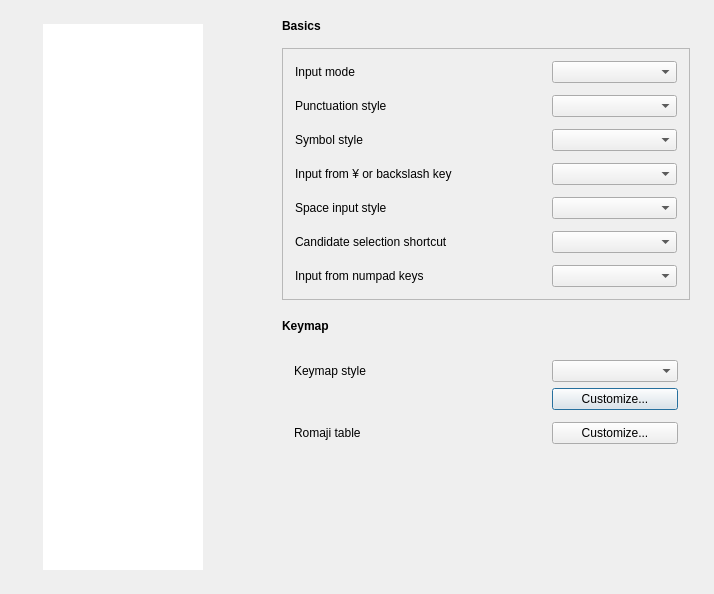
Above: src/gui/config_dialog/config_dialog.ui from yoshikiobata/mozc before the change. Below: the same form after it.
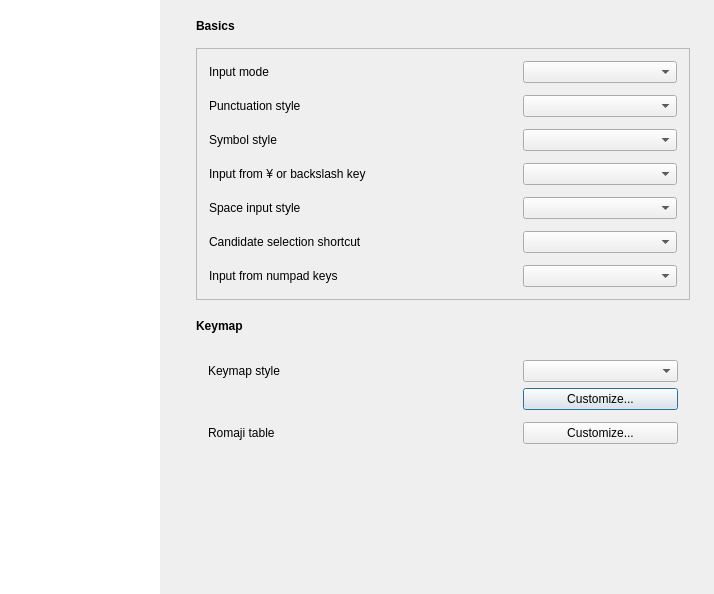
That is the form after the change. Custom widgets are drawn as their Qt base class.

The edit to the form file:
```diff
--- a/src/gui/config_dialog/config_dialog.ui
+++ b/src/gui/config_dialog/config_dialog.ui
@@ -84,27 +84,6 @@
     <number>0</number>
    </property>
    <item>
-    <widget class="QFrame" name="contentsListFrame">
-     <property name="sizePolicy">
-      <sizepolicy hsizetype="Preferred" vsizetype="Expanding">
-       <horstretch>0</horstretch>
-       <verstretch>0</verstretch>
-      </sizepolicy>
-     </property>
-     <layout class="QHBoxLayout" name="contentsListLayout">
-      <property name="leftMargin">
-       <number>0</number>
-      </property>
-      <property name="topMargin">
-       <number>24</number>
-      </property>
-      <property name="rightMargin">
-       <number>0</number>
-      </property>
-      <property name="bottomMargin">
-       <number>24</number>
-      </property>
-      <item>
        <widget class="QListWidget" name="contentsListWidget">
         <property name="minimumSize">
          <size>
@@ -134,9 +113,6 @@
          <bool>true</bool>
         </property>
        </widget>
-      </item>
-     </layout>
-    </widget>
    </item>
    <item>
     <widget class="QStackedWidget" name="configDialogStackedWidget">
```
Left out of the diff: 30 changed lines with no effect on the pictures.
